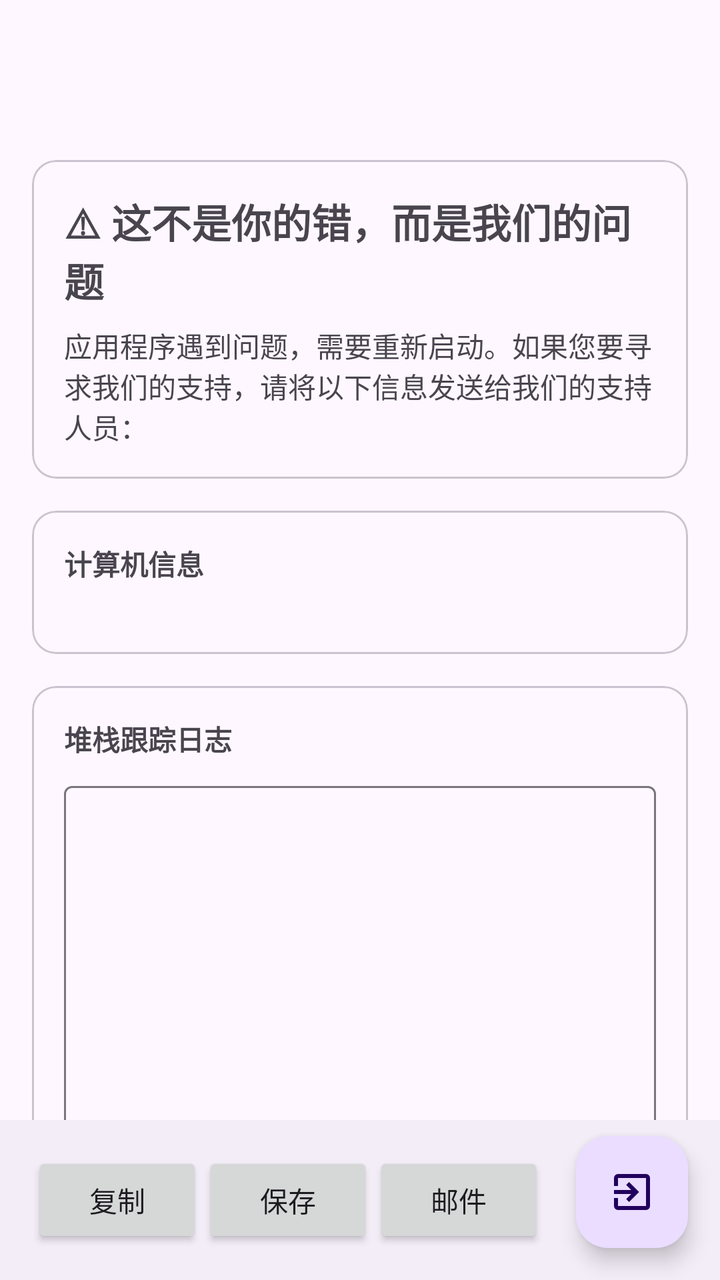
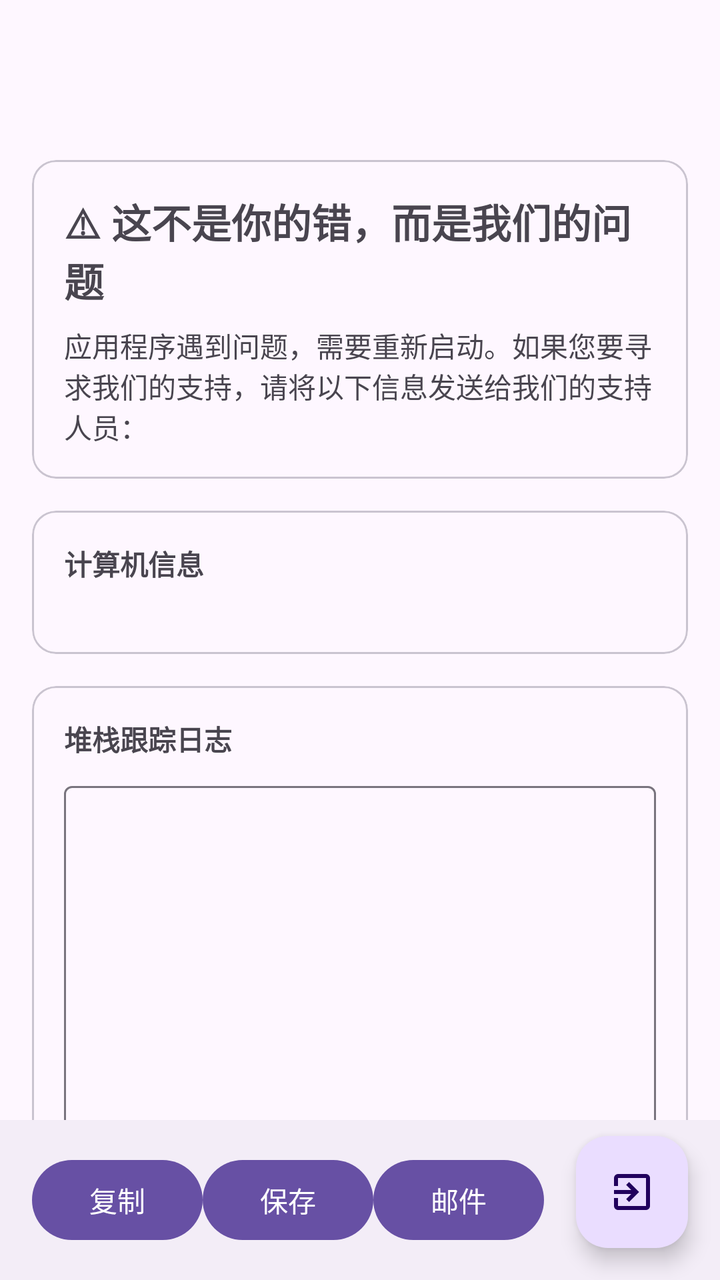

Screens rendered from an Android XML layout before and after an edit, with the pre-edit source and the edit as a unified diff.
<!-- AndroidManifest.xml: application theme Theme.RecordMyLive -->
<!-- res/layout/activity_crash.xml -->
<?xml version="1.0" encoding="utf-8"?>
<androidx.coordinatorlayout.widget.CoordinatorLayout
    android:id="@+id/main"
    xmlns:android="http://schemas.android.com/apk/res/android"
    xmlns:app="http://schemas.android.com/apk/res-auto"
    android:layout_width="match_parent"
    android:layout_height="match_parent">

    <com.google.android.material.appbar.MaterialToolbar
        android:id="@+id/toolbar"
        android:layout_width="match_parent"
        android:layout_height="?attr/actionBarSize"
        android:title="Crash Report"/>

    <androidx.core.widget.NestedScrollView
        android:layout_width="match_parent"
        android:layout_height="match_parent"
        android:layout_marginTop="?attr/actionBarSize"
        android:layout_marginBottom="80dp">

        <LinearLayout
            android:layout_width="match_parent"
            android:layout_height="wrap_content"
            android:orientation="vertical"
            android:padding="16dp">

            <com.google.android.material.card.MaterialCardView android:layout_height="wrap_content" android:layout_width="match_parent">

                <LinearLayout android:layout_height="wrap_content" android:layout_width="match_parent"
                    android:padding="16dp"
                    android:orientation="vertical">

                    <TextView android:layout_width="match_parent" android:layout_height="wrap_content"
                        android:text="⚠ 这不是你的错，而是我们的问题"
                        android:textStyle="bold"
                        android:textSize="20sp"/>

                    <TextView android:layout_width="match_parent" android:layout_height="wrap_content"
                        android:layout_marginTop="8dp"
                        android:text="应用程序遇到问题，需要重新启动。如果您要寻求我们的支持，请将以下信息发送给我们的支持人员："/>

                </LinearLayout>

            </com.google.android.material.card.MaterialCardView>

            <com.google.android.material.card.MaterialCardView android:layout_width="match_parent" android:layout_height="wrap_content"
                android:layout_marginTop="16dp">

                <LinearLayout android:layout_width="match_parent" android:layout_height="wrap_content"
                    android:padding="16dp"
                    android:orientation="vertical">

                    <TextView android:layout_width="match_parent" android:layout_height="wrap_content"
                        android:text="计算机信息"
                        android:textStyle="bold"/>

                    <TextView android:layout_width="match_parent" android:layout_height="wrap_content"
                        android:id="@+id/tvDevice"/>

                </LinearLayout>

            </com.google.android.material.card.MaterialCardView>

            <com.google.android.material.card.MaterialCardView android:layout_width="match_parent" android:layout_height="wrap_content"
                android:layout_marginTop="16dp">

                <LinearLayout android:layout_width="match_parent" android:layout_height="wrap_content"
                    android:padding="16dp"
                    android:orientation="vertical">

                    <TextView android:layout_width="match_parent" android:layout_height="wrap_content"
                        android:text="堆栈跟踪日志"
                        android:textStyle="bold"/>

                    <com.google.android.material.textfield.TextInputLayout android:layout_width="match_parent" android:layout_height="wrap_content"
                        android:layout_marginTop="8dp">

                        <com.google.android.material.textfield.TextInputEditText
                            android:id="@+id/etCrash"
                            android:layout_width="match_parent"
                            android:layout_height="300dp"
                            android:gravity="top|start"
                            android:inputType="textMultiLine"
                            android:textIsSelectable="true"
                            android:fontFamily="monospace"/>

                    </com.google.android.material.textfield.TextInputLayout>

                </LinearLayout>

            </com.google.android.material.card.MaterialCardView>

        </LinearLayout>

    </androidx.core.widget.NestedScrollView>

    <com.google.android.material.bottomappbar.BottomAppBar
        android:id="@+id/bottomBar"
        android:layout_width="match_parent"
        android:layout_height="wrap_content"
        android:layout_gravity="bottom">

        <LinearLayout
            android:layout_width="match_parent"
            android:layout_height="wrap_content"
            android:paddingEnd="80dp">

            <Button android:layout_height="wrap_content" android:layout_width="0dp"
                android:layout_weight="1"
                android:id="@+id/btnCopy"
                android:text="复制"/>

            <Button android:layout_height="wrap_content" android:layout_width="0dp"
                android:layout_weight="1"
                android:id="@+id/btnSave"
                android:text="保存"/>

            <Button android:layout_height="wrap_content" android:layout_width="0dp"
                android:layout_weight="1"
                android:id="@+id/btnMail"
                android:text="邮件"/>

        </LinearLayout>

    </com.google.android.material.bottomappbar.BottomAppBar>

    <com.google.android.material.floatingactionbutton.FloatingActionButton
        android:id="@+id/btnExit"
        android:src="@drawable/baseline_exit_to_app_24px"
        android:contentDescription="@string/crash_exit"
        android:layout_gravity="bottom|end"
        android:layout_margin="16dp" android:layout_height="wrap_content" android:layout_width="wrap_content"/>

</androidx.coordinatorlayout.widget.CoordinatorLayout>
<!-- resources referenced by this layout -->
<resources>
  <!-- drawable baseline_exit_to_app_24px (drawable) -->
  <vector xmlns:android="http://schemas.android.com/apk/res/android"
      android:width="24dp"
      android:height="24dp"
      android:viewportWidth="960"
      android:viewportHeight="960"
      android:tint="?attr/colorControlNormal"
      android:autoMirrored="true">
    <path
        android:fillColor="@android:color/white"
        android:pathData="M200,840Q167,840 143.5,816.5Q120,793 120,760L120,600L200,600L200,760Q200,760 200,760Q200,760 200,760L760,760Q760,760 760,760Q760,760 760,760L760,200Q760,200 760,200Q760,200 760,200L200,200Q200,200 200,200Q200,200 200,200L200,360L120,360L120,200Q120,167 143.5,143.5Q167,120 200,120L760,120Q793,120 816.5,143.5Q840,167 840,200L840,760Q840,793 816.5,816.5Q793,840 760,840L200,840ZM420,680L364,622L466,520L120,520L120,440L466,440L364,338L420,280L620,480L420,680Z"/>
  </vector>
  <string name="crash_exit">退出</string>
  <style name="Theme.RecordMyLive" parent="Base.Theme.RecordMyLive" />
  <style name="Base.Theme.RecordMyLive" parent="Theme.Material3.DayNight.NoActionBar">
          
          
      </style>
</resources>

<!-- the commit's change to res/layout/activity_crash.xml (unified diff, before → after) -->
@@ -105,17 +105,17 @@
             android:layout_height="wrap_content"
             android:paddingEnd="80dp">
 
-            <Button android:layout_height="wrap_content" android:layout_width="0dp"
+            <com.google.android.material.button.MaterialButton android:layout_height="wrap_content" android:layout_width="0dp"
                 android:layout_weight="1"
                 android:id="@+id/btnCopy"
                 android:text="复制"/>
 
-            <Button android:layout_height="wrap_content" android:layout_width="0dp"
+            <com.google.android.material.button.MaterialButton android:layout_height="wrap_content" android:layout_width="0dp"
                 android:layout_weight="1"
                 android:id="@+id/btnSave"
                 android:text="保存"/>
 
-            <Button android:layout_height="wrap_content" android:layout_width="0dp"
+            <com.google.android.material.button.MaterialButton android:layout_height="wrap_content" android:layout_width="0dp"
                 android:layout_weight="1"
                 android:id="@+id/btnMail"
                 android:text="邮件"/>
